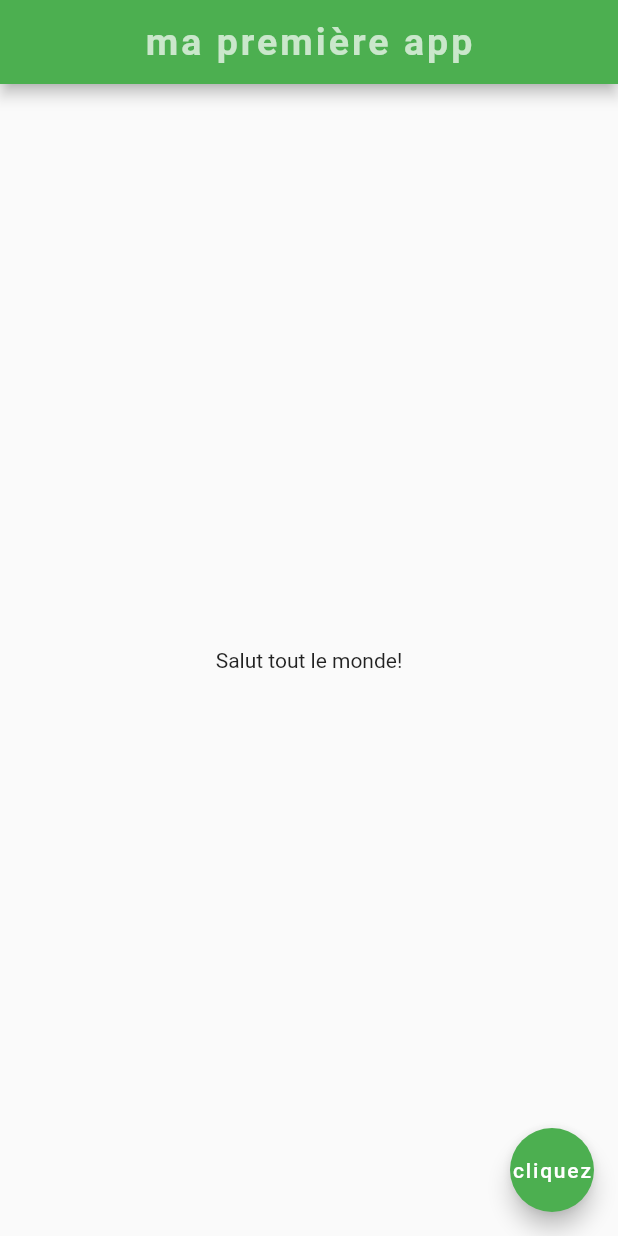
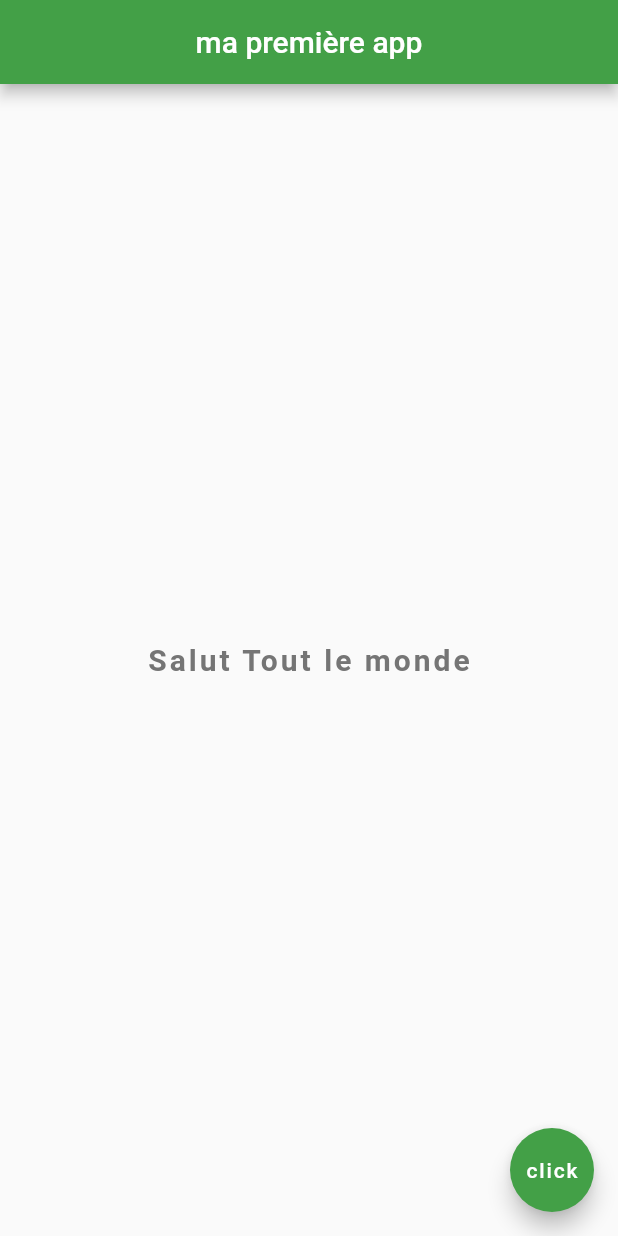
Before and after one commit to Sanjuron/flutter_app, a Flutter app: the screen it shows after launch, on a phone screen of 412 x 824 dp. Run offline on Flutter 3.47's test engine with Material 2 defaults, Android fonts, the phone set to English and light mode, and no system bars; Roboto replaces fonts that are missing (VampiroOne).

Commit message:
stateless widget / hot reload

```diff
--- a/lib/main.dart
+++ b/lib/main.dart
@@ -1,31 +1,34 @@
 import 'package:flutter/material.dart';
 
-void main() {
-  runApp(MaterialApp( // MaterialApp est une sorte de wrapper pour des widgets de layout
-      home: Scaffold(
-        appBar: AppBar(
-          title: Text(
-            'ma première app',
-            style: TextStyle( // TextStyle dans style dans title pour gérer les propriétés de stylisation du titre
-              fontSize: 25.0,
-              fontWeight: FontWeight.bold,
-              letterSpacing: 2.0,
-              color: Colors.white70,
-              fontFamily: 'VampiroOne',
-            ),
-            ),
+void main() => runApp(MaterialApp(
+  home: Home(),
+));
+
+class Home extends StatelessWidget {
+  @override
+  Widget build(BuildContext context) {
+    return Scaffold(
+      appBar: AppBar(
+          title: Text('ma première app'),
           centerTitle: true,
-          backgroundColor: Colors.green,
-        ), // AppBar
-        body: Center(
-          child: Text("Salut tout le monde!"), // tjrs préciser child quand on inclut un widget dans un widget
-        ), // Center
-        floatingActionButton: FloatingActionButton( // FloatingActionButton requiert une propriété de clic
-          onPressed: () {},
-          child: Text("cliquez"),
-          backgroundColor: Colors.green,
-        ), // floatingActionButton
-      ), // Scaffold
-
-  )); // MaterialApp
+          backgroundColor: Colors.green[600]
+      ),
+      body: Center(
+        child: Text(
+          'Salut Tout le monde',
+          style: TextStyle(
+            fontSize: 20.0,
+            fontWeight: FontWeight.bold,
+            letterSpacing: 2.0,
+            color: Colors.grey[600],
+            fontFamily: 'VampiroOne',
+          ),
+        ),
+      ),
+      floatingActionButton: FloatingActionButton(
+        backgroundColor: Colors.green[600],
+        child: Text('click'),
+      ),
+    );
+  }
 }
```
Also changed, not shown: 1 other file.
